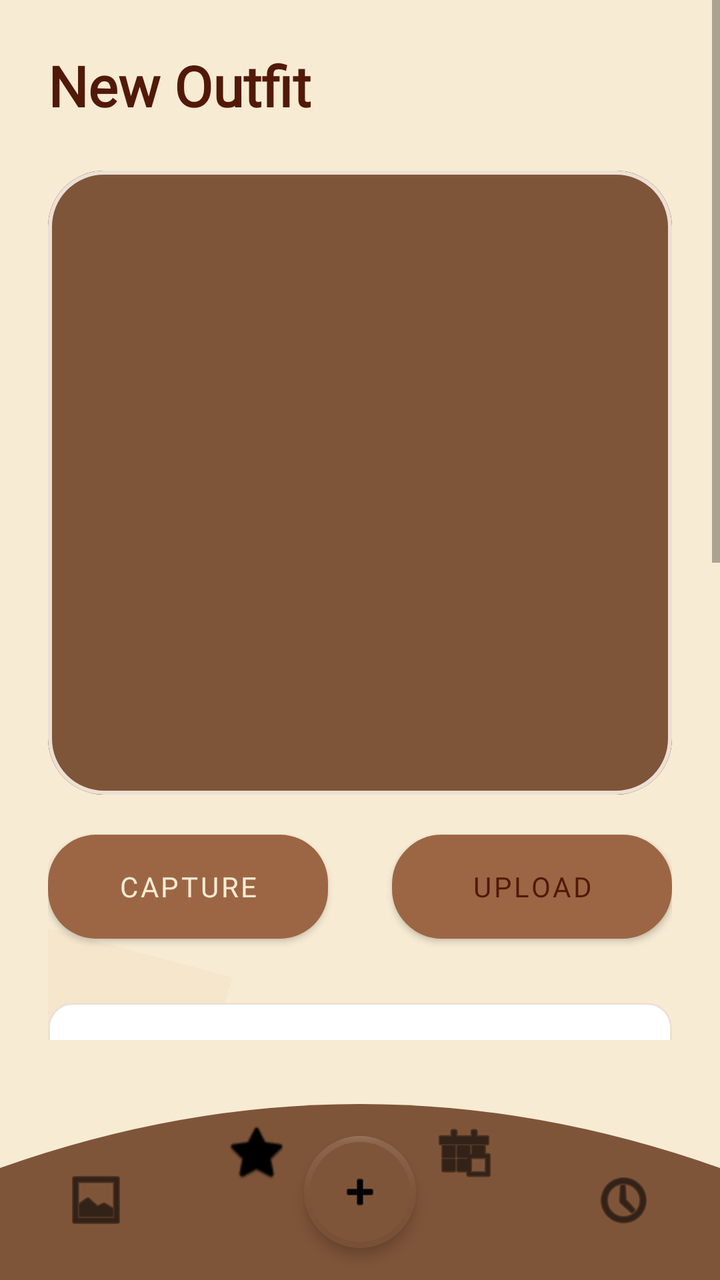
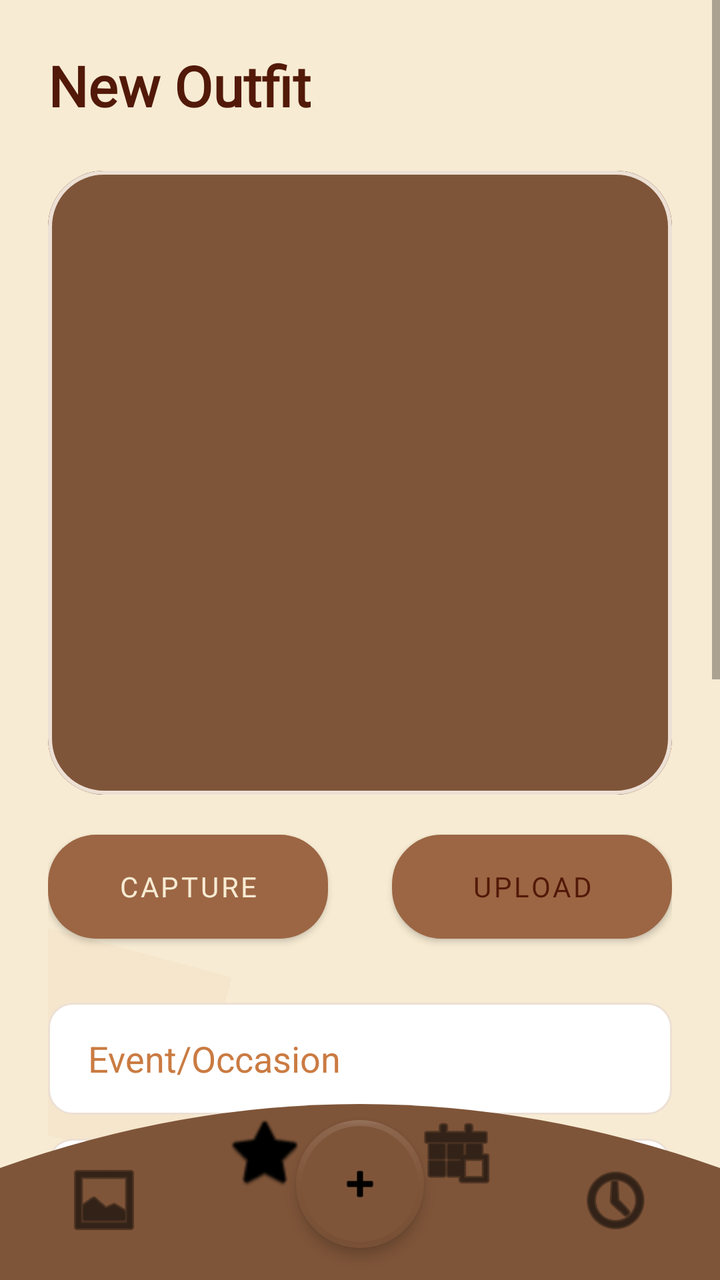

Two renders of the same Android screen: before a commit and after it. Below are the layout's source before the change and the commit's diff.
<!-- AndroidManifest.xml: application theme Theme.Styleswipe -->
<!-- res/layout/activity_capture.xml -->
<?xml version="1.0" encoding="utf-8"?>
<androidx.constraintlayout.widget.ConstraintLayout xmlns:android="http://schemas.android.com/apk/res/android"
    xmlns:app="http://schemas.android.com/apk/res-auto"
    xmlns:tools="http://schemas.android.com/tools"
    android:layout_width="match_parent"
    android:layout_height="match_parent"
    android:background="@color/style_cream">

    <ScrollView
        android:layout_width="match_parent"
        android:layout_height="0dp"
        android:fillViewport="true"
        app:layout_constraintBottom_toTopOf="@id/bottom_nav_custom"
        app:layout_constraintTop_toTopOf="parent">

        <androidx.constraintlayout.widget.ConstraintLayout
            android:layout_width="match_parent"
            android:layout_height="wrap_content"
            android:padding="24dp">

            
            <ImageView
                android:layout_width="140dp"
                android:layout_height="140dp"
                android:layout_marginTop="200dp"
                android:layout_marginEnd="-40dp"
                android:src="@drawable/blue_shirt"
                android:rotation="-20"
                android:alpha="0.05"
                app:layout_constraintTop_toTopOf="parent"
                app:layout_constraintEnd_toEndOf="parent"
                app:tint="@color/style_chocolate" />

            <ImageView
                android:layout_width="100dp"
                android:layout_height="100dp"
                android:layout_marginTop="450dp"
                android:layout_marginStart="-20dp"
                android:src="@drawable/dress"
                android:rotation="15"
                android:alpha="0.05"
                app:layout_constraintTop_toTopOf="parent"
                app:layout_constraintStart_toStartOf="parent"
                app:tint="@color/style_tan" />

            
            <TextView
                android:id="@+id/captureHeader"
                android:layout_width="wrap_content"
                android:layout_height="wrap_content"
                android:fontFamily="@font/arena_rvwak"
                android:text="New Outfit"
                android:textColor="@color/style_dark_brown"
                android:textSize="28sp"
                android:textStyle="bold"
                app:layout_constraintStart_toStartOf="parent"
                app:layout_constraintTop_toTopOf="parent" />

            
            <com.google.android.material.card.MaterialCardView
                android:id="@+id/outfitImageCard"
                android:layout_width="match_parent"
                android:layout_height="wrap_content"
                android:layout_marginTop="24dp"
                app:cardCornerRadius="28dp"
                app:cardElevation="0dp"
                app:strokeWidth="2dp"
                app:strokeColor="@color/style_light_peachy"
                app:layout_constraintTop_toBottomOf="@id/captureHeader"
                app:layout_constraintStart_toStartOf="parent"
                app:layout_constraintEnd_toEndOf="parent">

                <ImageView
                    android:id="@+id/outfitImage"
                    android:layout_width="match_parent"
                    android:layout_height="wrap_content"
                    android:adjustViewBounds="true"
                    android:minHeight="280dp"
                    android:scaleType="fitCenter"
                    android:background="@color/style_light_peachy"
                    android:src="@drawable/rounded_button"/>
            </com.google.android.material.card.MaterialCardView>

            
            <Button
                android:id="@+id/captureBtn"
                android:layout_width="140dp"
                android:layout_height="52dp"
                android:layout_marginTop="20dp"
                android:background="@drawable/rounded_button"
                android:fontFamily="@font/arena_rvwak"
                android:text="Capture"
                android:textColor="@color/style_cream"
                android:textSize="14sp"
                app:layout_constraintStart_toStartOf="parent"
                app:layout_constraintTop_toBottomOf="@id/outfitImageCard" />

            <Button
                android:id="@+id/uploadBtn"
                android:layout_width="140dp"
                android:layout_height="52dp"
                android:layout_marginTop="20dp"
                android:background="@drawable/rounded_button2"
                android:fontFamily="@font/arena_rvwak"
                android:text="Upload"
                android:textColor="@color/style_dark_brown"
                android:textSize="14sp"
                app:layout_constraintEnd_toEndOf="parent"
                app:layout_constraintTop_toBottomOf="@id/outfitImageCard" />

            
            <EditText
                android:id="@+id/eventField"
                android:layout_width="0dp"
                android:layout_height="56dp"
                android:layout_marginTop="32dp"
                android:background="@drawable/edittext_bg"
                android:hint="Event/Occasion"
                android:paddingStart="20dp"
                android:paddingEnd="20dp"
                android:textColor="@color/style_dark_brown"
                android:textColorHint="@color/style_tan"
                app:layout_constraintEnd_toEndOf="parent"
                app:layout_constraintStart_toStartOf="parent"
                app:layout_constraintTop_toBottomOf="@id/captureBtn" />

            <EditText
                android:id="@+id/locationField"
                android:layout_width="0dp"
                android:layout_height="56dp"
                android:layout_marginTop="12dp"
                android:background="@drawable/edittext_bg"
                android:hint="Location"
                android:paddingStart="20dp"
                android:paddingEnd="20dp"
                android:textColor="@color/style_dark_brown"
                android:textColorHint="@color/style_tan"
                app:layout_constraintEnd_toEndOf="parent"
                app:layout_constraintStart_toStartOf="parent"
                app:layout_constraintTop_toBottomOf="@id/eventField" />

            <EditText
                android:id="@+id/tagsField"
                android:layout_width="0dp"
                android:layout_height="56dp"
                android:layout_marginTop="12dp"
                android:background="@drawable/edittext_bg"
                android:hint="Tags"
                android:paddingStart="20dp"
                android:paddingEnd="20dp"
                android:textColor="@color/style_dark_brown"
                android:textColorHint="@color/style_tan"
                app:layout_constraintEnd_toEndOf="parent"
                app:layout_constraintStart_toStartOf="parent"
                app:layout_constraintTop_toBottomOf="@id/locationField" />

            <EditText
                android:id="@+id/notesField"
                android:layout_width="0dp"
                android:layout_height="wrap_content"
                android:minHeight="100dp"
                android:layout_marginTop="12dp"
                android:background="@drawable/edittext_bg"
                android:gravity="top"
                android:hint="Notes"
                android:padding="20dp"
                android:textColor="@color/style_dark_brown"
                android:textColorHint="@color/style_tan"
                app:layout_constraintEnd_toEndOf="parent"
                app:layout_constraintStart_toStartOf="parent"
                app:layout_constraintTop_toBottomOf="@id/tagsField" />

            
            <Button
                android:id="@+id/saveBtn"
                android:layout_width="0dp"
                android:layout_height="60dp"
                android:layout_marginTop="32dp"
                android:layout_marginBottom="40dp"
                android:background="@drawable/rounded_button"
                android:fontFamily="@font/arena_rvwak"
                android:text="Save Outfit"
                android:textColor="@color/style_cream"
                android:textSize="18sp"
                android:textStyle="bold"
                app:layout_constraintBottom_toBottomOf="parent"
                app:layout_constraintEnd_toEndOf="parent"
                app:layout_constraintStart_toStartOf="parent"
                app:layout_constraintTop_toBottomOf="@id/notesField" />

        </androidx.constraintlayout.widget.ConstraintLayout>
    </ScrollView>

    
    <androidx.constraintlayout.widget.ConstraintLayout
        android:id="@+id/bottom_nav_custom"
        android:layout_width="match_parent"
        android:layout_height="120dp"
        android:background="@drawable/bottom_arc_bg"
        app:layout_constraintBottom_toBottomOf="parent">

        <ImageButton
            android:id="@+id/nav_home"
            android:layout_width="48dp"
            android:layout_height="48dp"
            android:layout_marginStart="24dp"
            android:layout_marginBottom="16dp"
            android:background="?attr/selectableItemBackgroundBorderless"
            android:src="@android:drawable/ic_menu_gallery"
            app:layout_constraintBottom_toBottomOf="parent"
            app:layout_constraintStart_toStartOf="parent"
            app:tint="@color/black"
            android:contentDescription="Gallery"/>

        <ImageButton
            android:id="@+id/nav_fav"
            android:layout_width="48dp"
            android:layout_height="48dp"
            android:layout_marginStart="32dp"
            android:layout_marginBottom="40dp"
            android:background="?attr/selectableItemBackgroundBorderless"
            android:src="@android:drawable/btn_star_big_off"
            app:layout_constraintBottom_toBottomOf="parent"
            app:layout_constraintStart_toEndOf="@id/nav_home"
            app:tint="@color/black"
            android:contentDescription="Favorites"/>

        <com.google.android.material.floatingactionbutton.FloatingActionButton
            android:id="@+id/nav_add"
            android:layout_width="wrap_content"
            android:layout_height="wrap_content"
            android:layout_marginBottom="16dp"
            android:src="@android:drawable/ic_input_add"
            app:backgroundTint="@color/style_chocolate"
            app:borderWidth="3dp"
            app:elevation="4dp"
            app:fabSize="normal"
            app:layout_constraintBottom_toBottomOf="parent"
            app:layout_constraintEnd_toEndOf="parent"
            app:layout_constraintStart_toStartOf="parent"
            app:tint="@color/black"
            android:contentDescription="Add Outfit"/>

        <ImageButton
            android:id="@+id/nav_calendar"
            android:layout_width="48dp"
            android:layout_height="48dp"
            android:layout_marginEnd="32dp"
            android:layout_marginBottom="40dp"
            android:background="?attr/selectableItemBackgroundBorderless"
            android:src="@android:drawable/ic_menu_today"
            app:layout_constraintBottom_toBottomOf="parent"
            app:layout_constraintEnd_toStartOf="@id/nav_history"
            app:tint="@color/black"
            android:contentDescription="Albums"/>

        <ImageButton
            android:id="@+id/nav_history"
            android:layout_width="48dp"
            android:layout_height="48dp"
            android:layout_marginEnd="24dp"
            android:layout_marginBottom="16dp"
            android:background="?attr/selectableItemBackgroundBorderless"
            android:src="@android:drawable/ic_menu_recent_history"
            app:layout_constraintBottom_toBottomOf="parent"
            app:layout_constraintEnd_toEndOf="parent"
            app:tint="@color/black"
            android:contentDescription="History"/>

    </androidx.constraintlayout.widget.ConstraintLayout>

</androidx.constraintlayout.widget.ConstraintLayout>
<!-- resources referenced by this layout -->
<resources>
  <color name="black">#FF000000</color>
  <color name="style_chocolate">#7F5539</color>
  <color name="style_cream">#F7EBD3</color>
  <color name="style_dark_brown">#521908</color>
  <color name="style_light_peachy">#EDE0D4</color>
  <color name="style_tan">#CA7B42</color>
  <!-- drawable bottom_arc_bg (drawable) -->
  <?xml version="1.0" encoding="utf-8"?>
  <vector xmlns:android="http://schemas.android.com/apk/res/android"
      android:width="400dp"
      android:height="150dp"
      android:viewportWidth="400"
      android:viewportHeight="150">
      <path
          android:fillColor="@color/style_chocolate"
          android:pathData="M0,150 L400,150 L400,80 Q200,0 0,80 Z" />
  </vector>
  <!-- drawable dress: jpg bitmap (drawable, 90607 bytes) -->
  <!-- drawable edittext_bg (drawable) -->
  <?xml version="1.0" encoding="utf-8"?>
  <shape xmlns:android="http://schemas.android.com/apk/res/android"
      android:shape="rectangle">
      <solid android:color="@color/white"/>
      <corners android:radius="12dp"/>
      <stroke android:width="1dp" android:color="@color/style_light_peachy"/>
  </shape>
  <!-- drawable rounded_button (drawable) -->
  <?xml version="1.0" encoding="utf-8"?>
  <shape xmlns:android="http://schemas.android.com/apk/res/android"
      android:shape="rectangle">
      <solid android:color="@color/style_chocolate"/>
      <corners android:radius="24dp"/>
  </shape>
  <!-- drawable rounded_button2 (drawable) -->
  <?xml version="1.0" encoding="utf-8"?>
  <shape xmlns:android="http://schemas.android.com/apk/res/android"
      android:shape="rectangle">
      <solid android:color="@color/style_light_peachy"/>
      <corners android:radius="24dp"/>
      <stroke android:width="2dp" android:color="@color/style_chocolate"/>
  </shape>
  <style name="Theme.Styleswipe" parent="Theme.MaterialComponents.Light.NoActionBar">
          
          <item name="colorPrimary">@color/style_caramel</item>
          <item name="colorPrimaryVariant">@color/style_chocolate</item>
          <item name="colorOnPrimary">@color/white</item>
          
          <item name="colorSecondary">@color/style_peach</item>
          <item name="colorSecondaryVariant">@color/style_tan</item>
          <item name="colorOnSecondary">@color/black</item>
          
          <item name="android:statusBarColor">?attr/colorPrimaryVariant</item>
          
          <item name="alertDialogTheme">@style/CustomAlertDialogTheme</item>
      </style>
  <color name="white">#FFFFFFFF</color>
  <color name="style_caramel">#9C6644</color>
  <color name="style_peach">#FFDBAF</color>
  <style name="CustomAlertDialogTheme" parent="Theme.MaterialComponents.Light.Dialog.Alert">
          <item name="android:windowBackground">@android:color/transparent</item>
          <item name="android:background">@drawable/dialog_bg</item>
          <item name="colorPrimary">@color/style_dark_brown</item> 
          <item name="colorAccent">@color/style_chocolate</item> 
          <item name="android:textColor">@color/style_dark_brown</item>
          <item name="android:textColorPrimary">@color/style_dark_brown</item>
          <item name="android:fontFamily">@font/arena_rvwak</item>
          <item name="buttonBarPositiveButtonStyle">@style/CustomDialogButtonStyle</item>
          <item name="buttonBarNegativeButtonStyle">@style/CustomDialogButtonStyle</item>
      </style>
  <!-- drawable dialog_bg (drawable) -->
  <?xml version="1.0" encoding="utf-8"?>
  <shape xmlns:android="http://schemas.android.com/apk/res/android">
      <solid android:color="@color/style_cream" />
      <corners android:radius="28dp" />
      <stroke android:width="1dp" android:color="@color/style_light_peachy" />
  </shape>
  <style name="CustomDialogButtonStyle" parent="Widget.MaterialComponents.Button.TextButton">
          <item name="android:textColor">@color/style_chocolate</item>
          <item name="android:fontFamily">@font/arena_rvwak</item>
          <item name="android:textAllCaps">true</item>
          <item name="android:textStyle">bold</item>
      </style>
  <!-- unchanged entries left out for length: 1 -->
</resources>

<!-- the commit's change to res/layout/activity_capture.xml (unified diff, before → after) -->
@@ -8,10 +8,10 @@
 
     <ScrollView
         android:layout_width="match_parent"
-        android:layout_height="0dp"
+        android:layout_height="match_parent"
         android:fillViewport="true"
-        app:layout_constraintBottom_toTopOf="@id/bottom_nav_custom"
-        app:layout_constraintTop_toTopOf="parent">
+        android:clipToPadding="false"
+        android:paddingBottom="130dp">
 
         <androidx.constraintlayout.widget.ConstraintLayout
             android:layout_width="match_parent"
@@ -201,11 +201,13 @@
 
         <ImageButton
             android:id="@+id/nav_home"
-            android:layout_width="48dp"
-            android:layout_height="48dp"
+            android:layout_width="56dp"
+            android:layout_height="56dp"
             android:layout_marginStart="24dp"
-            android:layout_marginBottom="16dp"
-            android:background="?attr/selectableItemBackgroundBorderless"
+            android:layout_marginBottom="12dp"
+            android:background="?attr/selectableItemBackgroundBorderless"
+            android:padding="8dp"
+            android:scaleType="fitCenter"
             android:src="@android:drawable/ic_menu_gallery"
             app:layout_constraintBottom_toBottomOf="parent"
             app:layout_constraintStart_toStartOf="parent"
@@ -214,11 +216,13 @@
 
         <ImageButton
             android:id="@+id/nav_fav"
-            android:layout_width="48dp"
-            android:layout_height="48dp"
-            android:layout_marginStart="32dp"
-            android:layout_marginBottom="40dp"
-            android:background="?attr/selectableItemBackgroundBorderless"
+            android:layout_width="56dp"
+            android:layout_height="56dp"
+            android:layout_marginStart="24dp"
+            android:layout_marginBottom="36dp"
+            android:background="?attr/selectableItemBackgroundBorderless"
+            android:padding="8dp"
+            android:scaleType="fitCenter"
             android:src="@android:drawable/btn_star_big_off"
             app:layout_constraintBottom_toBottomOf="parent"
             app:layout_constraintStart_toEndOf="@id/nav_home"
@@ -227,14 +231,14 @@
 
         <com.google.android.material.floatingactionbutton.FloatingActionButton
             android:id="@+id/nav_add"
-            android:layout_width="wrap_content"
-            android:layout_height="wrap_content"
+            android:layout_width="64dp"
+            android:layout_height="64dp"
             android:layout_marginBottom="16dp"
             android:src="@android:drawable/ic_input_add"
             app:backgroundTint="@color/style_chocolate"
             app:borderWidth="3dp"
             app:elevation="4dp"
-            app:fabSize="normal"
+            app:fabCustomSize="64dp"
             app:layout_constraintBottom_toBottomOf="parent"
             app:layout_constraintEnd_toEndOf="parent"
             app:layout_constraintStart_toStartOf="parent"
@@ -243,11 +247,13 @@
 
         <ImageButton
             android:id="@+id/nav_calendar"
-            android:layout_width="48dp"
-            android:layout_height="48dp"
-            android:layout_marginEnd="32dp"
-            android:layout_marginBottom="40dp"
-            android:background="?attr/selectableItemBackgroundBorderless"
+            android:layout_width="56dp"
+            android:layout_height="56dp"
+            android:layout_marginEnd="24dp"
+            android:layout_marginBottom="36dp"
+            android:background="?attr/selectableItemBackgroundBorderless"
+            android:padding="8dp"
+            android:scaleType="fitCenter"
             android:src="@android:drawable/ic_menu_today"
             app:layout_constraintBottom_toBottomOf="parent"
             app:layout_constraintEnd_toStartOf="@id/nav_history"
@@ -256,11 +262,13 @@
 
         <ImageButton
             android:id="@+id/nav_history"
-            android:layout_width="48dp"
-            android:layout_height="48dp"
+            android:layout_width="56dp"
+            android:layout_height="56dp"
             android:layout_marginEnd="24dp"
-            android:layout_marginBottom="16dp"
-            android:background="?attr/selectableItemBackgroundBorderless"
+            android:layout_marginBottom="12dp"
+            android:background="?attr/selectableItemBackgroundBorderless"
+            android:padding="8dp"
+            android:scaleType="fitCenter"
             android:src="@android:drawable/ic_menu_recent_history"
             app:layout_constraintBottom_toBottomOf="parent"
             app:layout_constraintEnd_toEndOf="parent"
